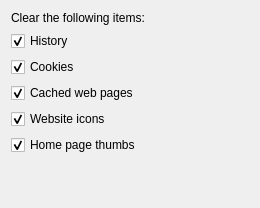
Old version of the form src/cleardata.ui in the repository KDE/rekonq.
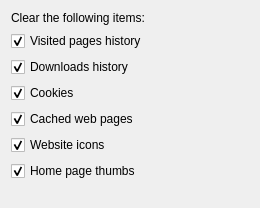
New version of the form.

Commit message: Clear downloads in "clear private data" dialog

Diff of the .ui file:
```diff
--- a/src/cleardata.ui
+++ b/src/cleardata.ui
@@ -24,7 +24,17 @@
    <item>
     <widget class="QCheckBox" name="clearHistory">
      <property name="text">
-      <string>History</string>
+      <string>Visited pages history</string>
+     </property>
+     <property name="checked">
+      <bool>true</bool>
+     </property>
+    </widget>
+   </item>
+   <item>
+    <widget class="QCheckBox" name="clearDownloads">
+     <property name="text">
+      <string>Downloads history</string>
      </property>
      <property name="checked">
       <bool>true</bool>
```
The commit also changes 1 other file.
